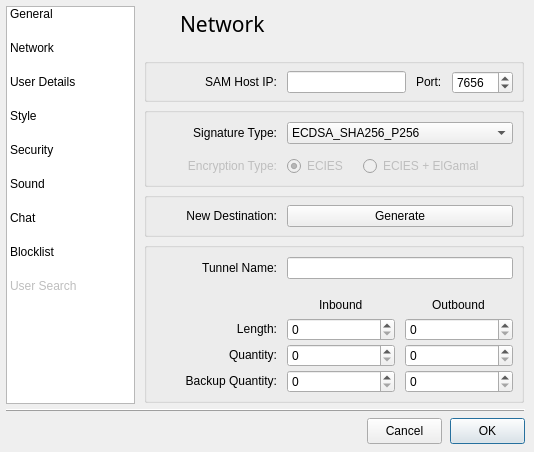
Qt form src/gui/form_settingsgui.ui (vituperative/i2pchat) before a commit.
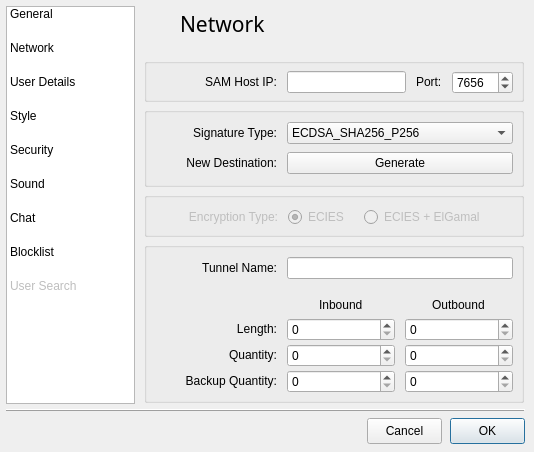
The same form after that commit. The open tabs and pages were chosen to show the change. Icons and pictures are not drawn.

Commit message: Group sigtype and new dest in settings

The edit to the form file:
```diff
--- a/src/gui/form_settingsgui.ui
+++ b/src/gui/form_settingsgui.ui
@@ -995,7 +995,7 @@
        </layout>
       </widget>
      </widget>
-     <widget class="QGroupBox" name="NewDest">
+     <widget class="QGroupBox" name="Crypto">
       <property name="geometry">
        <rect>
         <x>4</x>
@@ -1022,71 +1022,11 @@
       <property name="title">
        <string/>
       </property>
-      <widget class="QWidget" name="layoutWidget">
-       <property name="geometry">
-        <rect>
-         <x>13</x>
-         <y>12</y>
-         <width>356</width>
-         <height>25</height>
-        </rect>
-       </property>
-       <layout class="QGridLayout" name="gridLayout_29">
-        <property name="horizontalSpacing">
-         <number>10</number>
-        </property>
-        <item row="0" column="0">
-         <widget class="QLabel" name="label_26">
-          <property name="minimumSize">
-           <size>
-            <width>120</width>
-            <height>20</height>
-           </size>
-          </property>
-          <property name="maximumSize">
-           <size>
-            <width>120</width>
-            <height>20</height>
-           </size>
-          </property>
-          <property name="baseSize">
-           <size>
-            <width>160</width>
-            <height>0</height>
-           </size>
-          </property>
-          <property name="text">
-           <string>New Destination:</string>
-          </property>
-          <property name="alignment">
-           <set>Qt::AlignRight|Qt::AlignTrailing|Qt::AlignVCenter</set>
-          </property>
-         </widget>
-        </item>
-        <item row="0" column="1">
-         <widget class="QPushButton" name="cmd_DestinationGenerate">
-          <property name="text">
-           <string>Generate</string>
-          </property>
-         </widget>
-        </item>
-       </layout>
-      </widget>
-     </widget>
-     <widget class="QGroupBox" name="Crypto">
-      <property name="geometry">
-       <rect>
-        <x>4</x>
-        <y>99</y>
-        <width>380</width>
-        <height>80</height>
-       </rect>
-      </property>
       <widget class="QWidget" name="layoutWidget_9">
        <property name="geometry">
         <rect>
-         <x>13</x>
-         <y>48</y>
+         <x>14</x>
+         <y>14</y>
          <width>356</width>
          <height>23</height>
         </rect>
@@ -1178,6 +1118,16 @@
         </item>
        </layout>
       </widget>
+     </widget>
+     <widget class="QGroupBox" name="SigType">
+      <property name="geometry">
+       <rect>
+        <x>4</x>
+        <y>99</y>
+        <width>380</width>
+        <height>80</height>
+       </rect>
+      </property>
       <widget class="QWidget" name="layoutWidget_10">
        <property name="geometry">
         <rect>
@@ -1253,6 +1203,56 @@
         </item>
        </layout>
       </widget>
+      <widget class="QWidget" name="layoutWidget_12">
+       <property name="geometry">
+        <rect>
+         <x>13</x>
+         <y>44</y>
+         <width>356</width>
+         <height>25</height>
+        </rect>
+       </property>
+       <layout class="QGridLayout" name="gridLayout_29">
+        <property name="horizontalSpacing">
+         <number>10</number>
+        </property>
+        <item row="0" column="0">
+         <widget class="QLabel" name="label_26">
+          <property name="minimumSize">
+           <size>
+            <width>120</width>
+            <height>20</height>
+           </size>
+          </property>
+          <property name="maximumSize">
+           <size>
+            <width>120</width>
+            <height>20</height>
+           </size>
+          </property>
+          <property name="baseSize">
+           <size>
+            <width>160</width>
+            <height>0</height>
+           </size>
+          </property>
+          <property name="text">
+           <string>New Destination:</string>
+          </property>
+          <property name="alignment">
+           <set>Qt::AlignRight|Qt::AlignTrailing|Qt::AlignVCenter</set>
+          </property>
+         </widget>
+        </item>
+        <item row="0" column="1">
+         <widget class="QPushButton" name="cmd_DestinationGenerate">
+          <property name="text">
+           <string>Generate</string>
+          </property>
+         </widget>
+        </item>
+       </layout>
+      </widget>
      </widget>
     </widget>
     <widget class="QWidget" name="userdetails_Page">
```
Left out of the diff: 11 changed lines with no effect on the pictures.
